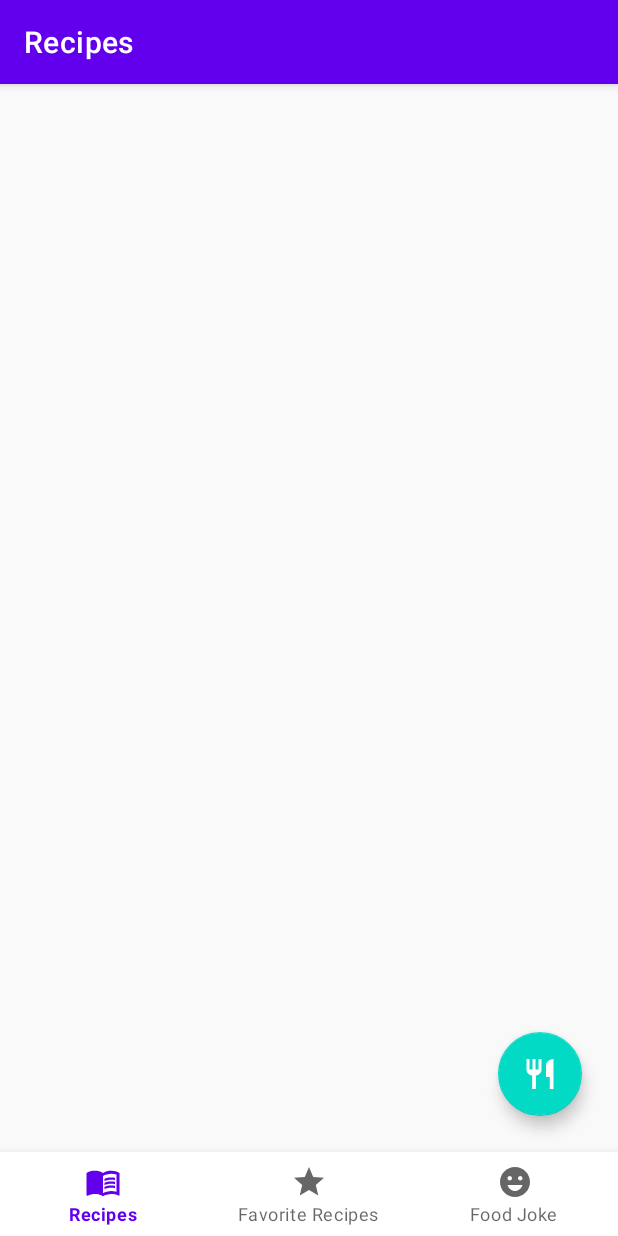
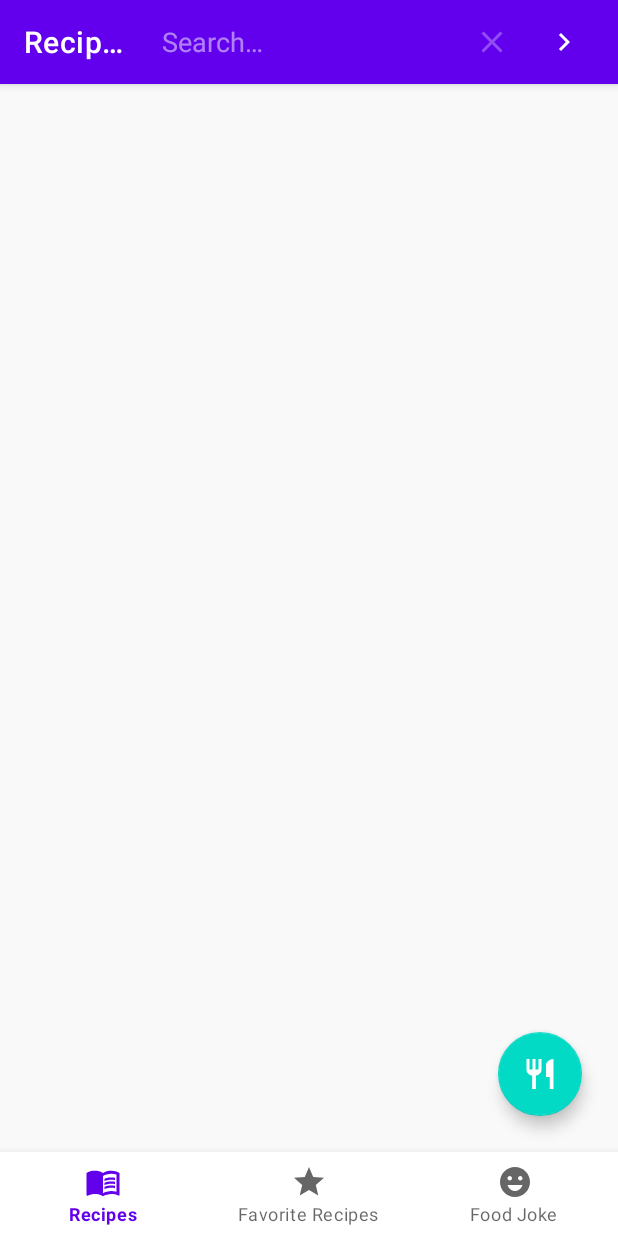
Before and after one commit to a20041060/foody_kotlin, an Android app: the screen it shows after launch (MainActivity), after a tap on an icon or button, on a phone screen of 412 x 824 dp. Run offline under Robolectric (Android 15) with nearby library versions, the phone set to English and light mode, and no system bars; our stand-ins replace Dagger/Hilt's generated code, Room's generated code, Shimmer, data binding, navigation-ui; Roboto replaces fonts that are not available here; 7 statements that could not run were skipped; 1 other tap on this screen came first.

Commit message:
Add search API

```diff
--- a/app/src/main/java/com/example/foody/data/RemoteDataSource.kt
+++ b/app/src/main/java/com/example/foody/data/RemoteDataSource.kt
@@ -10,4 +10,9 @@ class RemoteDataSource @Inject constructor(
     suspend fun getRecipes(queries: Map<String,String>): Response<FoodRecipe> {
         return foodRecipesApi.getRecipes(queries)
     }
+
+    suspend fun searchRecipes(searchQuery: Map<String,String>) : Response<FoodRecipe>{
+        return foodRecipesApi.searchRecipes(searchQuery)
+    }
+
 }
--- a/app/src/main/java/com/example/foody/data/network/FoodRecipesApi.kt
+++ b/app/src/main/java/com/example/foody/data/network/FoodRecipesApi.kt
@@ -10,4 +10,9 @@ interface FoodRecipesApi {
     suspend fun getRecipes(
         @QueryMap queries: Map<String,String>
     ): Response<FoodRecipe>
+
+    @GET("/recipes/complexSearch")
+    suspend fun searchRecipes(
+        @QueryMap searchQuery: Map<String, String>
+    ):Response<FoodRecipe>
 }
--- a/app/src/main/java/com/example/foody/ui/fragments/recipes/RecipesFragment.kt
+++ b/app/src/main/java/com/example/foody/ui/fragments/recipes/RecipesFragment.kt
@@ -2,12 +2,11 @@ package com.example.foody.ui.fragments.recipes
 
 import android.os.Bundle
 import android.util.Log
+import android.view.*
 import androidx.fragment.app.Fragment
-import android.view.LayoutInflater
-import android.view.View
-import android.view.ViewGroup
 import android.widget.Toast
 import androidx.lifecycle.ViewModelProvider
+import androidx.appcompat.widget.SearchView
 import androidx.lifecycle.lifecycleScope
 import androidx.navigation.fragment.findNavController
 import androidx.navigation.fragment.navArgs
@@ -26,7 +25,7 @@ import kotlinx.coroutines.launch
 
 @ExperimentalCoroutinesApi
 @AndroidEntryPoint
-class RecipesFragment : Fragment() {
+class RecipesFragment : Fragment(), SearchView.OnQueryTextListener {
 
     private val args by navArgs<RecipesFragmentArgs>()
 
@@ -55,6 +54,8 @@ class RecipesFragment : Fragment() {
         _binding = FragmentRecipesBinding.inflate(inflater, container, false)
         binding.lifecycleOwner = this
         binding.mainViewModel = mainViewModel
+
+        setHasOptionsMenu(true)
 
         setupRecyclerView()
     //    requestApiData()
@@ -92,6 +93,28 @@ class RecipesFragment : Fragment() {
         binding.recyclerview.layoutManager = LinearLayoutManager(requireContext())
         showShimmerEffect()
     }
+
+    override fun onCreateOptionsMenu(menu: Menu, inflater: MenuInflater) {
+        inflater.inflate(R.menu.recipes_menu, menu)
+
+        val search  = menu.findItem(R.id.menu_search)
+        val searchView = search.actionView as? SearchView
+        searchView?.isSubmitButtonEnabled = true
+        searchView?.setOnQueryTextListener(this)
+
+    }
+
+    override fun onQueryTextSubmit(query: String?): Boolean {
+        if(query != null){
+            searchApiData(query)
+        }
+        return true
+    }
+
+    override fun onQueryTextChange(p0: String?): Boolean {
+        return true
+    }
+
 
     private fun readDatabase() {
         lifecycleScope.launch {
@@ -134,6 +157,32 @@ class RecipesFragment : Fragment() {
         }
     }
 
+    private fun searchApiData(searchQuery: String) {
+        showShimmerEffect()
+        mainViewModel.searchRecipes(recipesViewModel.applySearchQuery(searchQuery))
+        mainViewModel.searchRecipesResponse.observe(viewLifecycleOwner,{response->
+            when(response){
+                is NetworkResult.Success ->{
+                    hideShimmerEffect()
+                    val foodRecipe = response.data
+                    foodRecipe?.let{mAdapter.setData(it)}
+                }
+                is NetworkResult.Error ->{
+                    hideShimmerEffect()
+                    loadDataFromCache()
+                    Toast.makeText(
+                        requireContext(),
+                        response.message.toString(),
+                        Toast.LENGTH_SHORT
+                    ).show()
+                }
+                is NetworkResult.Loading ->{
+                    showShimmerEffect()
+                }
+            }
+        })
+    }
+
     private fun loadDataFromCache(){
         lifecycleScope.launch {
             mainViewModel.readRecipes.observe(viewLifecycleOwner,{ database->
--- a/app/src/main/java/com/example/foody/utils/Constants.kt
+++ b/app/src/main/java/com/example/foody/utils/Constants.kt
@@ -6,6 +6,7 @@ class Constants {
         const val API_KEY = "a721219f86fb46e7a565b746e21935b5"
 
         // API Query Keys
+        const val QUERY_SEARCH = "query"
         const val QUERY_NUMBER = "number"
         const val QUERY_API_KEY = "apiKey"
         const val QUERY_TYPE = "type"
--- a/app/src/main/java/com/example/foody/viewmodels/RecipesViewModel.kt
+++ b/app/src/main/java/com/example/foody/viewmodels/RecipesViewModel.kt
@@ -8,6 +8,7 @@ import androidx.lifecycle.viewModelScope
 import com.example.foody.data.DataStoreRepository
 import com.example.foody.data.MealAndDietType
 import com.example.foody.utils.Constants
+import com.example.foody.utils.Constants.Companion.API_KEY
 import com.example.foody.utils.Constants.Companion.DEFAULT_DIET_TYPE
 import com.example.foody.utils.Constants.Companion.DEFAULT_MEAL_TYPE
 import com.example.foody.utils.Constants.Companion.DEFAULT_RECIPES_NUMBER
@@ -16,6 +17,7 @@ import com.example.foody.utils.Constants.Companion.QUERY_API_KEY
 import com.example.foody.utils.Constants.Companion.QUERY_DIET
 import com.example.foody.utils.Constants.Companion.QUERY_FILL_INGREDIENTS
 import com.example.foody.utils.Constants.Companion.QUERY_NUMBER
+import com.example.foody.utils.Constants.Companion.QUERY_SEARCH
 import com.example.foody.utils.Constants.Companion.QUERY_TYPE
 import dagger.hilt.android.lifecycle.HiltViewModel
 import kotlinx.coroutines.Dispatchers
@@ -59,12 +61,21 @@ class RecipesViewModel @Inject constructor(
          }
 
         queries[QUERY_NUMBER] = DEFAULT_RECIPES_NUMBER
-        queries[QUERY_API_KEY] = Constants.API_KEY
+        queries[QUERY_API_KEY] = API_KEY
         queries[QUERY_TYPE] = mealType
         queries[QUERY_DIET] = dietType
         queries[QUERY_ADD_RECIPE_INFORMATION] = "true"
         queries[QUERY_FILL_INGREDIENTS] = "true"
 
+        return queries
+    }
+
+    fun applySearchQuery(searchQuery: String): HashMap<String,String> {
+        val queries: HashMap<String,String> = HashMap()
+        queries[QUERY_SEARCH] = searchQuery
+        queries[QUERY_NUMBER] = DEFAULT_RECIPES_NUMBER
+        queries[QUERY_API_KEY] = API_KEY
+        queries[QUERY_ADD_RECIPE_INFORMATION] = "true"
         return queries
     }
 
--- /dev/null
+++ b/app/src/main/res/drawable/ic_search.xml
@@ -0,0 +1,5 @@
+<vector android:height="24dp" android:tint="#000000"
+    android:viewportHeight="24" android:viewportWidth="24"
+    android:width="24dp" xmlns:android="http://schemas.android.com/apk/res/android">
+    <path android:fillColor="@android:color/white" android:pathData="M15.5,14h-0.79l-0.28,-0.27C15.41,12.59 16,11.11 16,9.5 16,5.91 13.09,3 9.5,3S3,5.91 3,9.5 5.91,16 9.5,16c1.61,0 3.09,-0.59 4.23,-1.57l0.27,0.28v0.79l5,4.99L20.49,19l-4.99,-5zM9.5,14C7.01,14 5,11.99 5,9.5S7.01,5 9.5,5 14,7.01 14,9.5 11.99,14 9.5,14z"/>
+</vector>
--- /dev/null
+++ b/app/src/main/res/menu/recipes_menu.xml
@@ -0,0 +1,14 @@
+<?xml version="1.0" encoding="utf-8"?>
+<menu  xmlns:tools="http://schemas.android.com/tools"
+    xmlns:android="http://schemas.android.com/apk/res/android"
+    xmlns:app="http://schemas.android.com/apk/res-auto">
+    <item android:id="@+id/menu_search"
+        android:title="@string/search"
+        android:icon="@drawable/ic_search"
+        app:showAsAction="ifRoom"
+        android:iconTint="@color/white"
+        tools:targetApi="o"
+        app:actionViewClass="androidx.appcompat.widget.SearchView"
+        />
+
+</menu>
--- a/app/src/main/res/values/strings.xml
+++ b/app/src/main/res/values/strings.xml
@@ -38,4 +38,5 @@
     <string name="primal">Primal</string>
     <string name="whole30">Whole30</string>
     <string name="apply">Apply</string>
+    <string name="search">Search</string>
 </resources>
```
Also changed, not shown: app/src/main/java/com/example/foody/viewmodels/MainViewModel.kt (+19 -0 lines).
